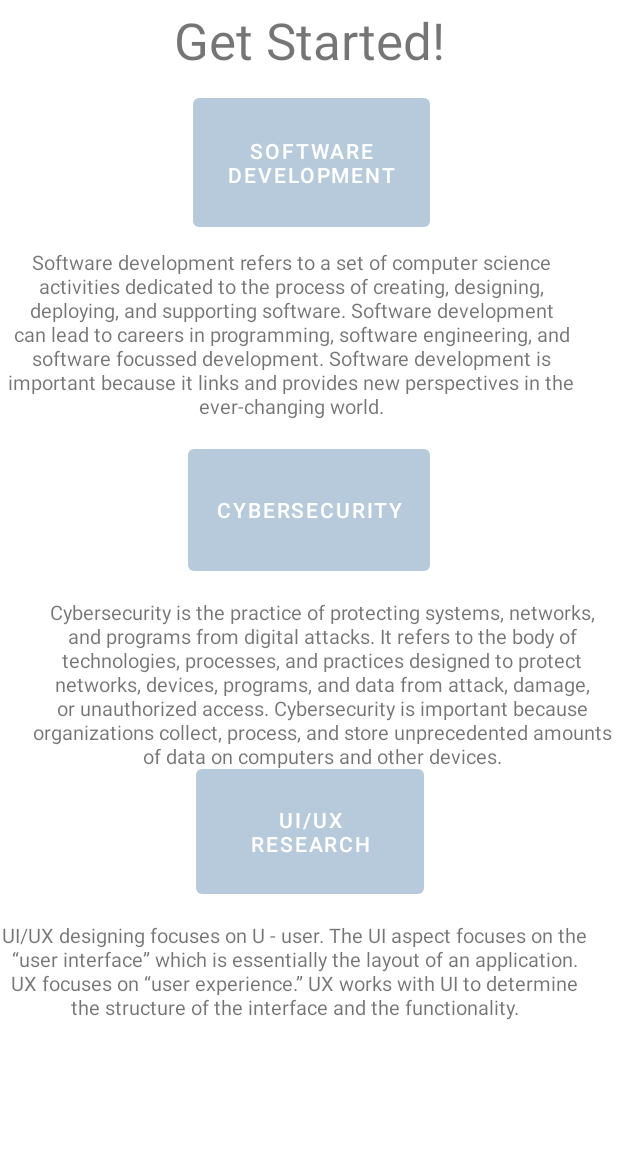
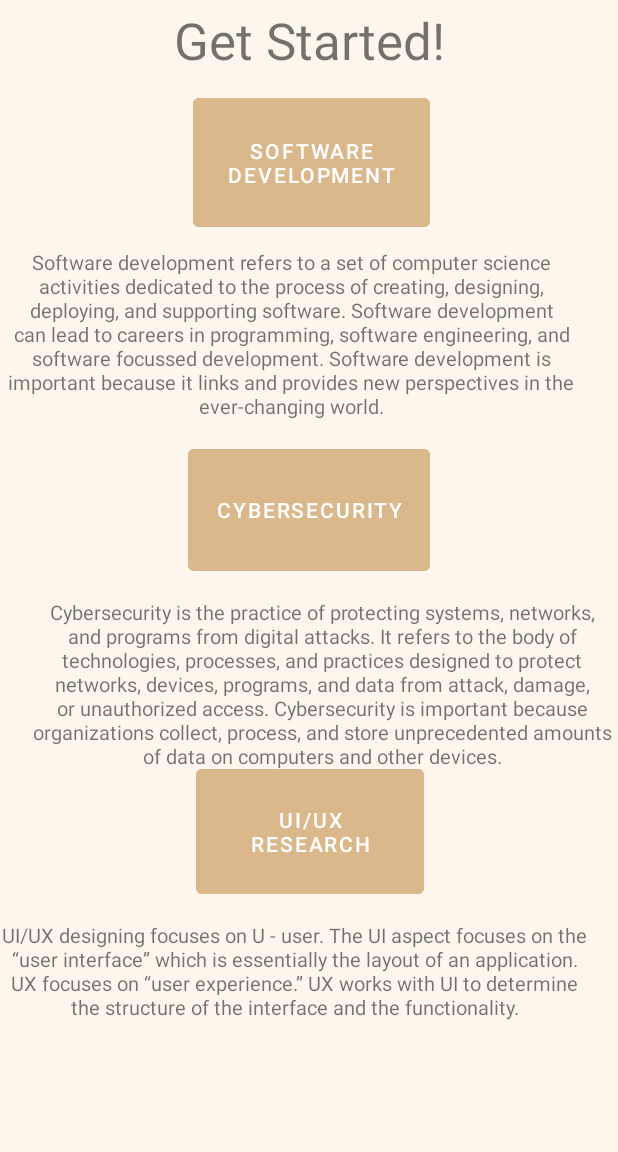
Before and after one commit to salakatenzing/Tech_Cafe, an Android app: the home_page screen opened directly, with no data from a screen before it, on a phone screen of 412 x 824 dp, the part 84-1236 px from its top. Run offline under Robolectric (Android 15) with nearby library versions, the phone set to English and light mode, and no system bars; Roboto replaces fonts that are not available here.

Commit message:
uniform background for welcome and home

```diff
--- a/TechCafe/app/src/main/res/layout/activity_home_page.xml
+++ b/TechCafe/app/src/main/res/layout/activity_home_page.xml
@@ -4,6 +4,7 @@
     xmlns:tools="http://schemas.android.com/tools"
     android:layout_width="match_parent"
     android:layout_height="match_parent"
+    android:background="@color/beige"
     tools:context=".home_page">
 
     <TextView
@@ -56,6 +57,7 @@
         android:layout_marginStart="125dp"
         android:layout_marginTop="120dp"
         android:layout_marginEnd="125dp"
+        android:backgroundTint="#DAB88B"
         android:text="@string/ur"
         app:layout_constraintEnd_toEndOf="parent"
         app:layout_constraintHorizontal_bias="0.555"
@@ -70,6 +72,7 @@
         android:layout_marginTop="12dp"
         android:layout_marginEnd="125dp"
         android:layout_marginBottom="4dp"
+        android:backgroundTint="#DAB88B"
         android:text="@string/sdev"
         app:layout_constraintBottom_toTopOf="@+id/sdDesc"
         app:layout_constraintEnd_toEndOf="parent"
@@ -99,6 +102,7 @@
         android:layout_marginStart="125dp"
         android:layout_marginTop="128dp"
         android:layout_marginEnd="125dp"
+        android:backgroundTint="#DAB88B"
         android:text="@string/cs"
         app:layout_constraintEnd_toEndOf="parent"
         app:layout_constraintStart_toStartOf="parent"
```
